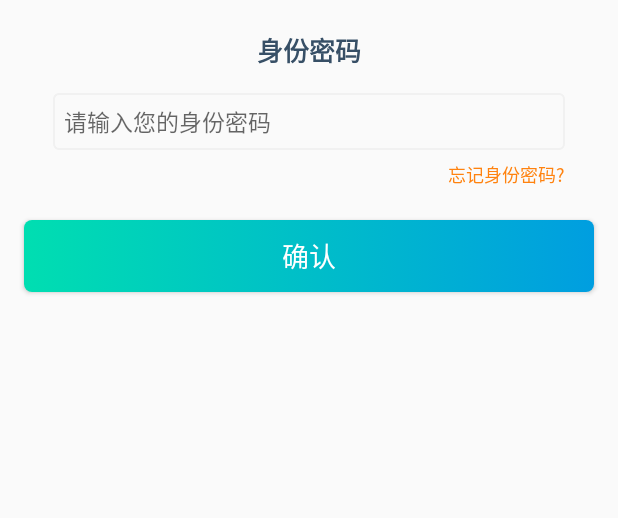
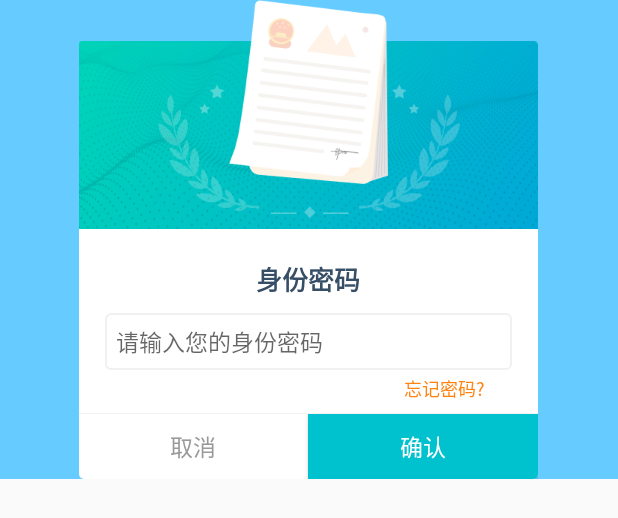
Before and after one commit to TokenTM/tks_android, an Android app: the layout user_dialog_decrypted_by_pwd.xml on its own in the app's theme, with its tools: preview values and no code run, on a phone screen of 412 x 824 dp. Shown: the top 518 px of the screen. Run offline under Robolectric (Android 15) with nearby library versions, the phone set to English and light mode, and no system bars.

Commit message:
feat:增加身份确认手机验证码校验

```diff
--- a/lib_crop/src/main/java/com/tokentm/sdk/crop/Crop.java
+++ b/lib_crop/src/main/java/com/tokentm/sdk/crop/Crop.java
@@ -190,7 +190,7 @@ public class Crop {
      * @return aspect ratio as a floating point value (x:y) - so it will be 1 for 1:1 or 4/3 for 4:3
      */
     public static float getOutputCropAspectRatio(@NonNull Intent intent) {
-        return intent.getParcelableExtra(EXTRA_OUTPUT_CROP_ASPECT_RATIO);
+        return intent.getFloatExtra(EXTRA_OUTPUT_CROP_ASPECT_RATIO,0f);
     }
 
     /**
--- a/tks_components/src/main/java/com/tokentm/sdk/components/identitypwd/UserIdentityPwdSetActivity.java
+++ b/tks_components/src/main/java/com/tokentm/sdk/components/identitypwd/UserIdentityPwdSetActivity.java
@@ -1,5 +1,6 @@
 package com.tokentm.sdk.components.identitypwd;
 
+import android.annotation.SuppressLint;
 import android.app.Activity;
 import android.arch.lifecycle.ViewModelProviders;
 import android.content.Context;
@@ -113,6 +114,7 @@ public class UserIdentityPwdSetActivity extends BaseTitleBarActivity implements
         });
     }
 
+    @SuppressLint("CheckResult")
     @Override
     public void onSendSMSCode(ObservableField<String> phone, ObservableLong smsCountdown) {
         TokenTmClient.getService(BasicService.class)
--- /dev/null
+++ b/tks_components/src/main/res/drawable/bg_btn_ok.xml
@@ -0,0 +1,9 @@
+<?xml version="1.0" encoding="utf-8"?>
+<selector xmlns:android="http://schemas.android.com/apk/res/android">
+    <item android:width="154dp" android:height="44dp">
+        <shape android:shape="rectangle">
+            <solid android:color="#ff00c1ce" />
+            <corners android:bottomLeftRadius="0dp" android:bottomRightRadius="3dp" android:topLeftRadius="0dp" android:topRightRadius="0dp" />
+        </shape>
+    </item>
+</selector>
--- /dev/null
+++ b/tks_components/src/main/res/drawable/user_dialog_bg.xml
@@ -0,0 +1,9 @@
+<?xml version="1.0" encoding="utf-8"?>
+<selector xmlns:android="http://schemas.android.com/apk/res/android">
+    <item android:width="306dp" android:height="260dp">
+        <shape android:shape="rectangle">
+            <solid android:color="#ffffffff" />
+            <corners android:radius="3dp" />
+        </shape>
+    </item>
+</selector>
--- a/tks_components/src/main/res/layout/user_dialog_decrypted_by_pwd.xml
+++ b/tks_components/src/main/res/layout/user_dialog_decrypted_by_pwd.xml
@@ -1,12 +1,31 @@
 <?xml version="1.0" encoding="utf-8"?>
-<layout>
+<layout xmlns:android="http://schemas.android.com/apk/res/android"
+    xmlns:tools="http://schemas.android.com/tools">
 
-    <LinearLayout xmlns:android="http://schemas.android.com/apk/res/android"
+    <FrameLayout
         android:layout_width="match_parent"
         android:layout_height="wrap_content"
+        tools:background="#6cf">
+
+        <LinearLayout
+            android:layout_width="wrap_content"
+            android:layout_height="wrap_content"
+            android:layout_gravity="center"
             android:gravity="center_horizontal"
+            android:orientation="vertical"
+            android:paddingTop="27.5dp">
+
+            <LinearLayout
+                android:gravity="center_horizontal"
+                android:layout_width="match_parent"
+                android:layout_height="wrap_content"
+                android:background="@drawable/user_dialog_bg"
                 android:orientation="vertical">
 
+                <ImageView
+                    android:layout_width="306dp"
+                    android:layout_height="wrap_content"
+                    android:src="@mipmap/user_dialog_top_bg" />
 
                 <TextView
                     android:layout_width="wrap_content"
@@ -23,9 +42,9 @@
                     android:id="@+id/identity_pwd_et"
                     android:layout_width="match_parent"
                     android:layout_height="wrap_content"
-            android:layout_marginLeft="35dp"
-            android:layout_marginTop="15dp"
-            android:layout_marginRight="35dp"
+                    android:layout_marginLeft="17dp"
+                    android:layout_marginTop="9.5dp"
+                    android:layout_marginRight="17dp"
                     android:background="@drawable/user_line_round_rect_gray"
                     android:gravity="center_vertical"
                     android:hint="请输入您的身份密码"
@@ -43,24 +62,52 @@
                     android:layout_marginRight="35dp"
                     android:gravity="center"
                     android:paddingLeft="7dp"
-            android:paddingTop="7dp"
+                    android:paddingTop="3.5dp"
                     android:paddingBottom="7dp"
-            android:text="忘记身份密码?"
+                    android:text="忘记密码?"
                     android:textColor="#FF820E"
                     android:textSize="12sp" />
 
+
+                <View
+                    android:layout_width="match_parent"
+                    android:layout_height="0.5dp"
+                    android:background="#F2F2F2" />
+
+                <LinearLayout
+                    android:layout_width="match_parent"
+                    android:layout_height="43.5dp"
+                    android:orientation="horizontal">
+
+                    <Button
+                        android:id="@+id/cancel_btn"
+                        android:layout_width="0dp"
+                        android:layout_height="match_parent"
+                        android:layout_weight="1"
+                        android:background="@null"
+                        android:text="取消"
+                        android:textColor="#999999"
+                        android:textSize="15sp" />
+
                     <Button
                         android:id="@+id/ok_btn"
-            android:layout_width="match_parent"
-            android:layout_height="wrap_content"
-            android:layout_marginLeft="16dp"
-            android:layout_marginTop="14dp"
-            android:layout_marginRight="16dp"
-            android:layout_marginBottom="20dp"
-            android:background="@drawable/base_btn_bg_selector"
+                        android:layout_width="0dp"
+                        android:layout_height="match_parent"
+                        android:layout_weight="1"
+                        android:background="@drawable/bg_btn_ok"
                         android:text="确认"
                         android:textColor="@android:color/white"
-            android:textSize="18sp" />
+                        android:textSize="15sp" />
+                </LinearLayout>
 
             </LinearLayout>
+        </LinearLayout>
+
+        <ImageView
+            android:layout_width="wrap_content"
+            android:layout_height="wrap_content"
+            android:layout_gravity="center_horizontal"
+            android:src="@mipmap/user_dialog_top" />
+    </FrameLayout>
+
 </layout>
```
Also changed, not shown: demo/src/main/java/com/tokentm/sdk/demo/DidDemoActivity.java (+11 -2 lines), tks_components/src/main/java/com/tokentm/sdk/components/identitypwd/PhoneCodeGetPresenter.java (added, +28 -0 lines), tks_components/src/main/java/com/tokentm/sdk/components/identitypwd/PhoneCodeGetVM.java (added, +49 -0 lines), tks_components/src/main/java/com/tokentm/sdk/components/identitypwd/UserIdentityGetPhoneCodeDialog.java (added, +145 -0 lines), tks_components/src/main/java/com/tokentm/sdk/components/identitypwd/UserIdentityPwdInputAlertDialog.java (+8 -0 lines), tks_components/src/main/res/drawable/user_dialog_get_phone_code_ok_btn.xml (added, +9 -0 lines), tks_components/src/main/res/layout/user_dialog_get_phone_code.xml (added, +140 -0 lines), tks_components/src/main/res/mipmap-xhdpi/user_dialog_get_phone_code_bg.png (added), tks_components/src/main/res/mipmap-xhdpi/user_dialog_get_phone_code_top.png (added), tks_components/src/main/res/mipmap-xhdpi/user_dialog_top.png (added), tks_components/src/main/res/mipmap-xhdpi/user_dialog_top_bg.png (added). Lines whose indentation alone changed are shown as unchanged.
